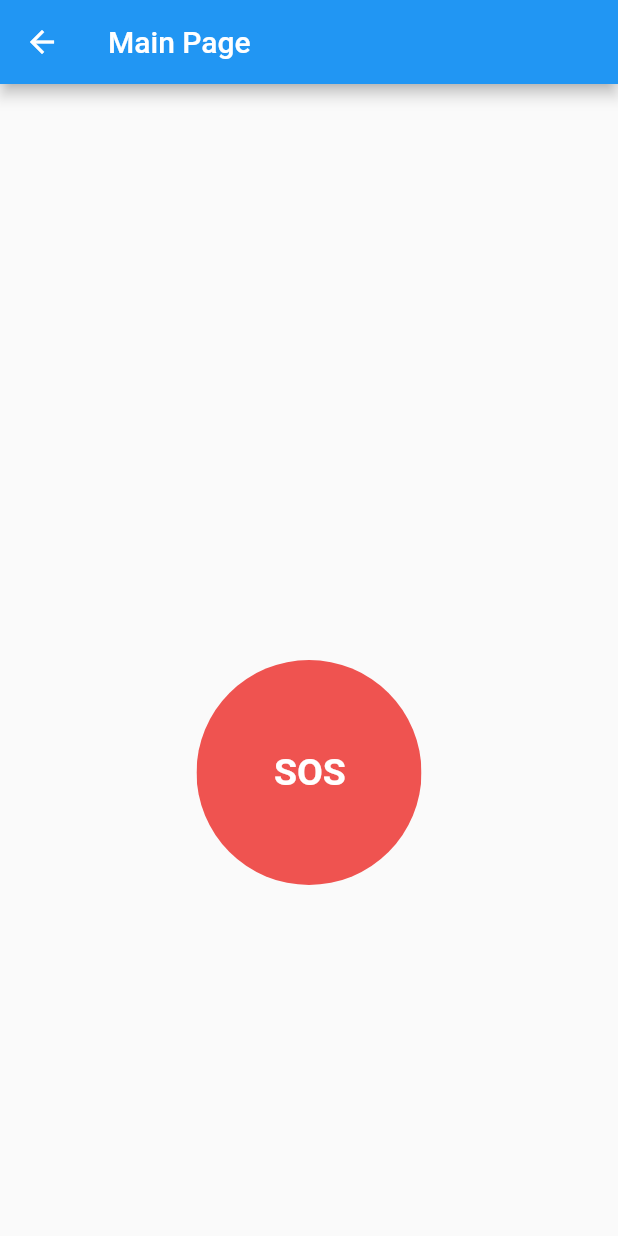
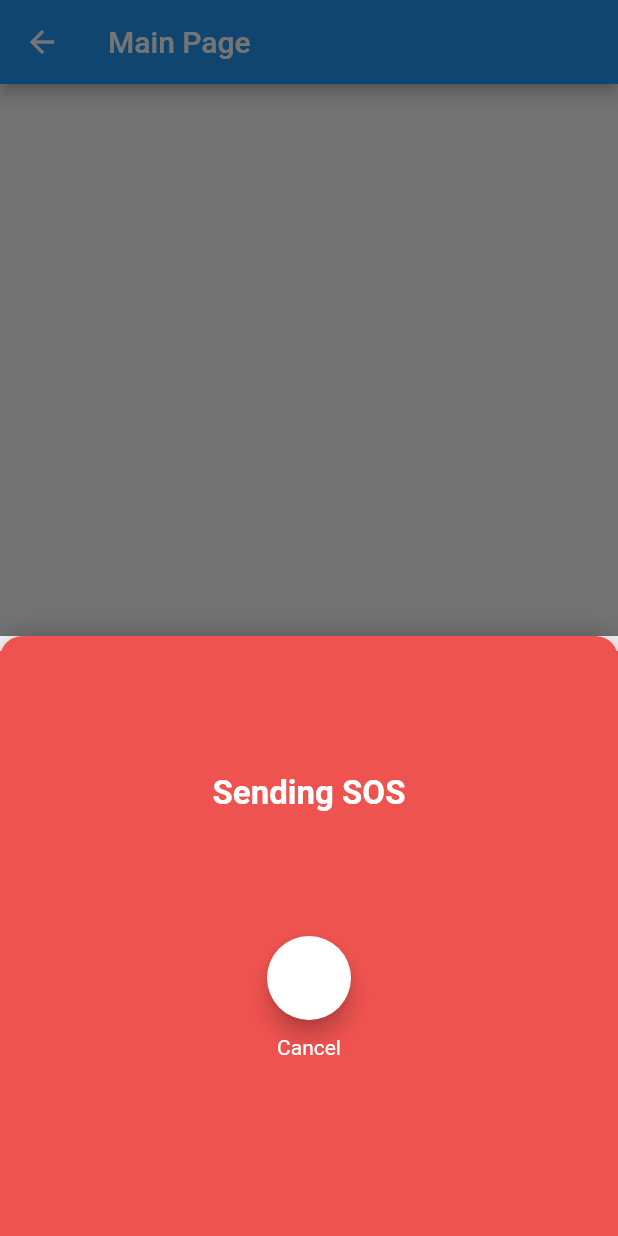
Before and after one commit to devashar13/IvyHack-DontDieBro, a Flutter app: the MainPage screen opened by its route, after a tap on "SOS", on a phone screen of 412 x 824 dp. Run offline on Flutter 3.47's test engine with Material 2 defaults, Android fonts, the phone set to English and light mode, and no system bars; drawn by our look-alikes of animated_text_kit; our stand-ins replace connectivity, firebase_auth, firebase_core, firebase_database, geolocator, location and 1 more; accounts and stored records are empty.

Commit message:
Added modal screen

```diff
--- a/lib/DataProvides/appData.dart
+++ b/lib/DataProvides/appData.dart
@@ -1,4 +1,11 @@
+import 'package:DontDieBro/DataProvides/models/dataModel.dart';
 import 'package:flutter/foundation.dart';
 import 'package:provider/provider.dart';
 
-class AppData extends ChangeNotifier {}
+class AppData extends ChangeNotifier {
+  Address coords;
+  void updateCoords(Address address) {
+    coords = address;
+    notifyListeners();
+  }
+}
--- /dev/null
+++ b/lib/DataProvides/models/dataModel.dart
@@ -0,0 +1,6 @@
+class Address {
+  double latitude;
+  double longitude;
+
+  Address({this.latitude, this.longitude});
+}
--- a/lib/screens/mainpage.dart
+++ b/lib/screens/mainpage.dart
@@ -1,7 +1,12 @@
+import 'package:DontDieBro/DataProvides/appData.dart';
 import 'package:firebase_database/firebase_database.dart';
 import 'package:flutter/material.dart';
 import 'package:geolocator/geolocator.dart';
 import 'package:location/location.dart';
+import '../DataProvides/models/dataModel.dart';
+import 'package:provider/provider.dart';
+import 'package:animated_text_kit/animated_text_kit.dart';
+import 'package:modal_bottom_sheet/modal_bottom_sheet.dart';
 
 class MainPage extends StatefulWidget {
   static const String id = 'mainPage';
@@ -14,6 +19,10 @@ class _MainPageState extends State<MainPage> {
   Future setUpPositionLocator() async {
     var pos = await location.getLocation();
     print(pos);
+    Address coords = new Address();
+    coords.longitude = pos.longitude;
+    coords.latitude = pos.latitude;
+    Provider.of<AppData>(context, listen: false).updateCoords(coords);
   }
 
   @override
@@ -22,16 +31,93 @@ class _MainPageState extends State<MainPage> {
     super.initState();
   }
 
+  Widget getSheet() {}
+
   Widget build(BuildContext context) {
     return Scaffold(
       appBar: AppBar(
         title: Text('Main Page'),
       ),
-      body: Center(
+      body: Stack(
+        children: [
+          Center(
             child: Padding(
               padding: const EdgeInsets.only(top: 150),
               child: GestureDetector(
-            onTap: () {},
+                onTap: () {
+                  showModalBottomSheet<void>(
+                      context: context,
+                      builder: (BuildContext context) {
+                        return Container(
+                          child: Positioned(
+                            left: 0,
+                            right: 0,
+                            bottom: 0,
+                            child: Container(
+                              height: 400,
+                              decoration: BoxDecoration(
+                                  color: Colors.red[400],
+                                  borderRadius: BorderRadius.only(
+                                    topLeft: Radius.circular(15),
+                                    topRight: Radius.circular(15),
+                                  ),
+                                  boxShadow: [
+                                    BoxShadow(
+                                      color: Colors.black26,
+                                      blurRadius: 15.0,
+                                      spreadRadius: 0.5,
+                                      offset: Offset(
+                                        0.7,
+                                        0.7,
+                                      ),
+                                    )
+                                  ]),
+                              child: Column(
+                                crossAxisAlignment: CrossAxisAlignment.start,
+                                children: [
+                                  SizedBox(
+                                    height: 10,
+                                  ),
+                                  SizedBox(
+                                    width: double.infinity,
+                                    child: TextLiquidFill(
+                                      text: 'Sending SOS',
+                                      waveColor: Colors.white,
+                                      boxBackgroundColor: Colors.red[400],
+                                      textStyle: TextStyle(
+                                        fontSize: 22.0,
+                                        fontWeight: FontWeight.bold,
+                                      ),
+                                      boxHeight: 190.0,
+                                    ),
+                                  ),
+                                  Center(
+                                    child: Column(
+                                      children: [
+                                        FloatingActionButton(
+                                          onPressed: () {
+                                            Navigator.pop(context);
+                                          },
+                                          child: Icon(Icons.cancel),
+                                          backgroundColor: Colors.white,
+                                        ),
+                                        SizedBox(
+                                          height: 10,
+                                        ),
+                                        Text(
+                                          'Cancel',
+                                          style: TextStyle(color: Colors.white),
+                                        )
+                                      ],
+                                    ),
+                                  )
+                                ],
+                              ),
+                            ),
+                          ),
+                        );
+                      });
+                },
                 child: ClipOval(
                   child: Container(
                     color: Colors.red[400],
@@ -52,6 +138,8 @@ class _MainPageState extends State<MainPage> {
               ),
             ),
           ),
+        ],
+      ),
     );
   }
 }
--- a/pubspec.yaml
+++ b/pubspec.yaml
@@ -35,6 +35,9 @@ dependencies:
   geolocator: ^6.0.0+4
   location: ^3.0.2
   provider: ^4.3.2+2
+  animated_text_kit: ^2.3.0
+  modal_bottom_sheet: ^0.2.2
+
 
 dev_dependencies:
   flutter_test:
```
Also changed, not shown: lib/DataProvides/helper.dart (added, +15 -0 lines), lib/DataProvides/models/user_data.dart (added, +20 -0 lines), lib/main.dart (+6 -1 lines), pubspec.lock. Lines whose indentation alone changed are shown as unchanged.
